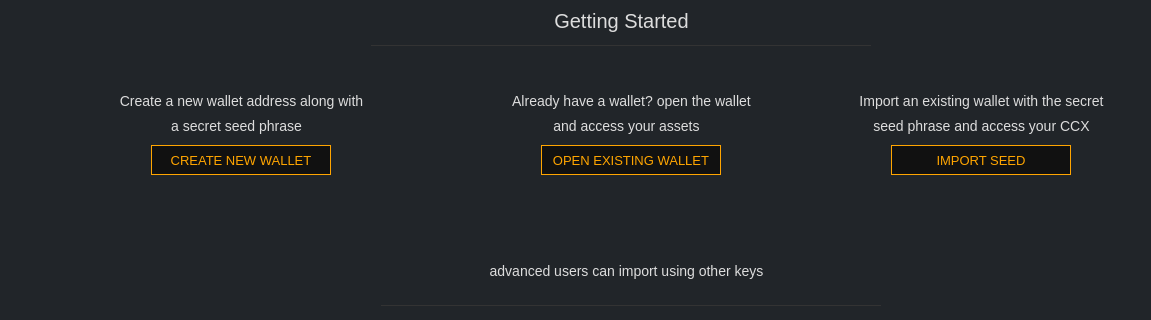
Above: src/gui/ui/welcomeframe.ui from ConcealNetwork/conceal-desktop before the change; both pictures show x 0 to 1151 and y 166 to 486 of the 1270 by 700 pixel window. Below: the same form after it.
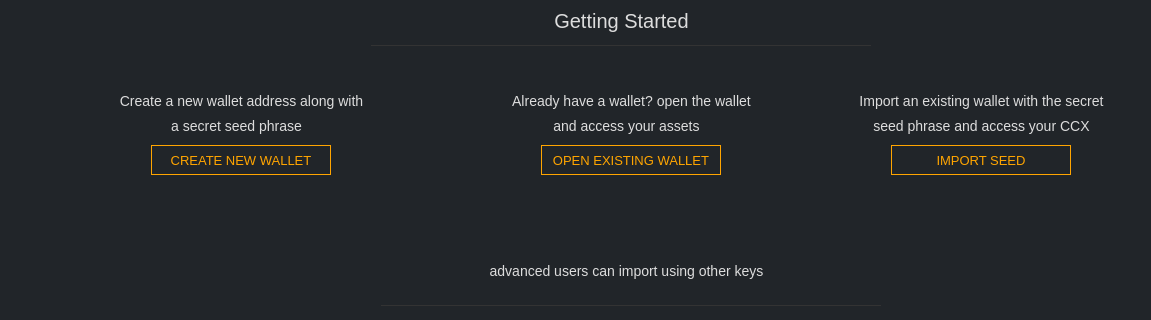
That is the form after the change. Icons and pictures are not drawn.

```diff
--- a/src/gui/ui/welcomeframe.ui
+++ b/src/gui/ui/welcomeframe.ui
@@ -808,7 +808,7 @@
         </font>
        </property>
        <property name="styleSheet">
-        <string notr="true">QPushButton#pushButton {color: orange; background-color: #111111; border: 1px solid orange; font-size: 13px;}
+        <string notr="true">QPushButton#pushButton {color: orange;  border: 1px solid orange; font-size: 13px;}
 
 QPushButton#pushButton:hover {color: orange; background-color: #111111; border: 2px solid orange; font-size: 13px;}</string>
        </property>
@@ -831,7 +831,7 @@
         </font>
        </property>
        <property name="styleSheet">
-        <string notr="true">QPushButton#pushButton_2 {color: orange; background-color: #111111; border: 1px solid orange; font-size: 13px;}
+        <string notr="true">QPushButton#pushButton_2 {color: orange;  border: 1px solid orange; font-size: 13px;}
 
 QPushButton#pushButton_2:hover {color: orange; background-color: #111111; border: 2px solid orange; font-size: 13px;}</string>
        </property>
@@ -900,7 +900,7 @@
         </font>
        </property>
        <property name="styleSheet">
-        <string notr="true">QPushButton#seedButton {color: orange; background-color: #111111; border: 1px solid orange; font-size: 13px;}
+        <string notr="true">QPushButton#seedButton {color: orange;  border: 1px solid orange; font-size: 13px;}
 
 QPushButton#seedButton:hover {color: orange; background-color: #111111; border: 2px solid orange; font-size: 13px;}</string>
        </property>
```
Left out of the diff: 18 changed lines with no effect on the pictures.
